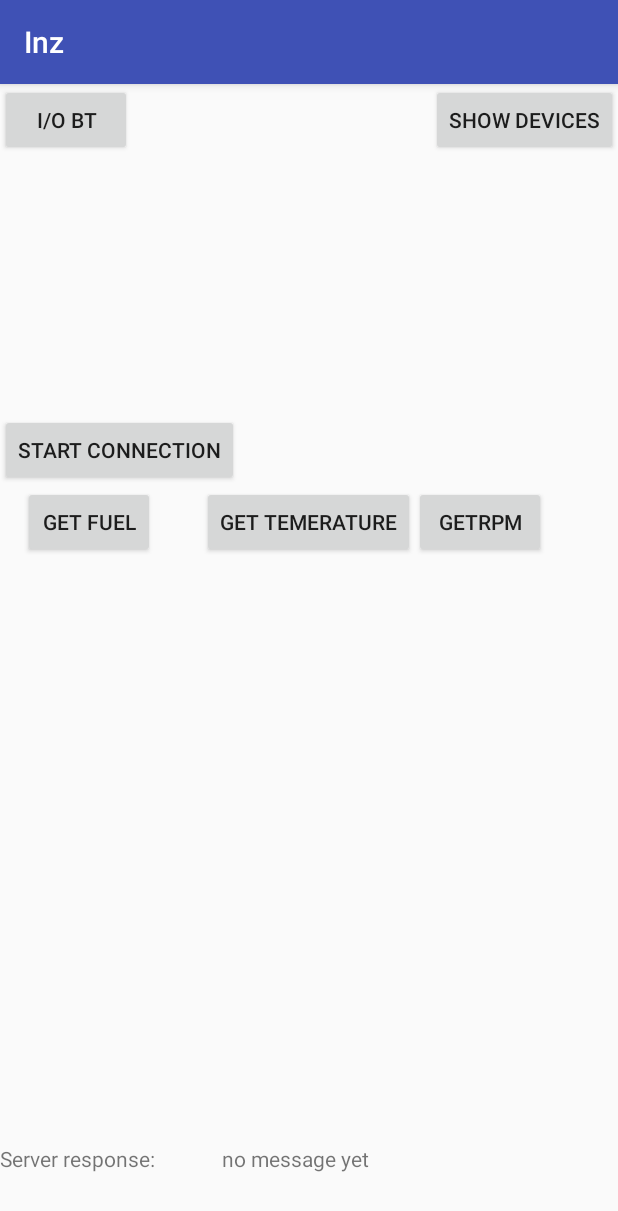
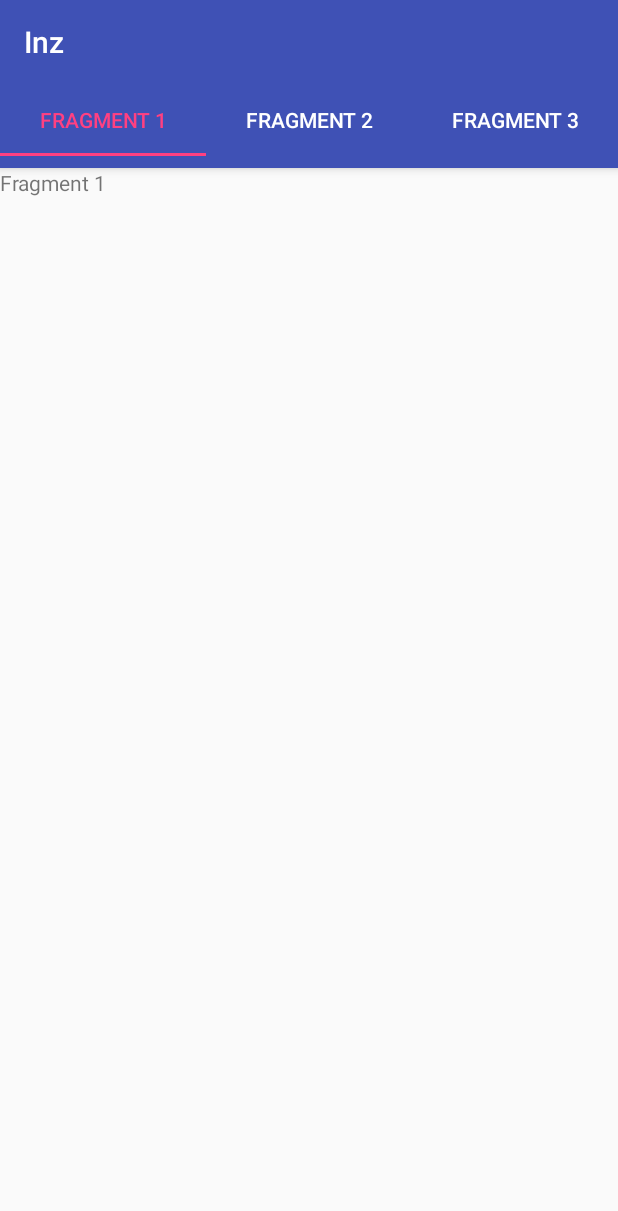
Before and after one commit to mmichal10/OBD-II, an Android app: the screen it shows after launch (MainActivity), on a phone screen of 412 x 824 dp. Shown: the top 1211 px of the screen. Run offline under Robolectric (Android 15) with nearby library versions, the phone set to English and light mode, and no system bars; libraries missing offline, so code that uses them is left out: com.github.pires.obd.

Commit message:
Tab layout instead of single view

```diff
--- a/app/build.gradle
+++ b/app/build.gradle
@@ -22,6 +22,8 @@ dependencies {
     implementation fileTree(include: ['*.jar'], dir: 'libs')
     implementation 'com.android.support:appcompat-v7:27.1.1'
     implementation 'com.android.support.constraint:constraint-layout:1.1.2'
+    implementation 'com.android.support:support-v4:27.1.1'
+    implementation 'com.android.support:design:27.1.1'
     testImplementation 'junit:junit:4.12'
     androidTestImplementation 'com.android.support.test:runner:1.0.2'
     androidTestImplementation 'com.android.support.test.espresso:espresso-core:3.0.2'
--- a/app/src/main/java/com/example/michal/inz/MainActivity.java
+++ b/app/src/main/java/com/example/michal/inz/MainActivity.java
@@ -12,7 +12,10 @@ import android.os.Build;
 import android.os.Bundle;
 import android.os.Handler;
 import android.os.ParcelUuid;
+import android.support.design.widget.TabLayout;
+import android.support.v4.view.ViewPager;
 import android.support.v7.app.AppCompatActivity;
+import android.support.v7.widget.Toolbar;
 import android.util.Log;
 import android.view.View;
 import android.widget.AdapterView;
@@ -60,6 +63,11 @@ public class MainActivity extends AppCompatActivity implements AdapterView.OnIte
     Button fuelBtn;
     Button rpmBtn;
     Button temperatureBtn;
+
+    private Toolbar toolbar;
+    private ViewPager viewPager;
+    private ViewPagerAdapter viewPagerAdapter;
+    private TabLayout tabLayout;
 
     // Create a BroadcastReceiver for ACTION_FOUND
     private final BroadcastReceiver mBroadcastReceiver1 = new BroadcastReceiver() {
@@ -109,6 +117,20 @@ public class MainActivity extends AppCompatActivity implements AdapterView.OnIte
     protected void onCreate(Bundle savedInstanceState) {
         super.onCreate(savedInstanceState);
         setContentView(R.layout.activity_main);
+
+        toolbar = findViewById(R.id.toolBar);
+        setSupportActionBar(toolbar);
+
+        viewPager = findViewById(R.id.pager);
+        viewPagerAdapter = new ViewPagerAdapter(getSupportFragmentManager());
+        viewPager.setAdapter(viewPagerAdapter);
+
+        tabLayout = findViewById(R.id.tabs);
+        tabLayout.setupWithViewPager(viewPager);
+
+
+
+
         Button btnONOFF = (Button) findViewById(R.id.BT_ON_OFF);
         btnEnableDisable_Discoverable = (Button) findViewById(R.id.discover_BTN);
         lvNewDevices = (ListView) findViewById(R.id.newDevices);
--- /dev/null
+++ b/app/src/main/java/com/example/michal/inz/ParamsFragment.java
@@ -0,0 +1,38 @@
+package com.example.michal.inz;
+
+
+import android.os.Bundle;
+import android.support.v4.app.Fragment;
+import android.view.LayoutInflater;
+import android.view.View;
+import android.view.ViewGroup;
+import android.widget.TextView;
+
+
+/**
+ * A simple {@link Fragment} subclass.
+ */
+public class ParamsFragment extends Fragment {
+
+    private TextView textView;
+
+
+    public ParamsFragment() {
+        // Required empty public constructor
+    }
+
+
+    @Override
+    public View onCreateView(LayoutInflater inflater, ViewGroup container,
+                             Bundle savedInstanceState) {
+        // Inflate the layout for this fragment
+        View view =  inflater.inflate(R.layout.fragment_params, container, false);
+
+        textView = view.findViewById(R.id.txt_display);
+        textView.setText(getArguments().getString("message"));
+
+        return view;
+    }
+
+
+}
--- /dev/null
+++ b/app/src/main/java/com/example/michal/inz/ViewPagerAdapter.java
@@ -0,0 +1,40 @@
+package com.example.michal.inz;
+
+import android.os.Bundle;
+import android.support.annotation.Nullable;
+import android.support.v4.app.Fragment;
+import android.support.v4.app.FragmentManager;
+import android.support.v4.app.FragmentPagerAdapter;
+
+public class ViewPagerAdapter extends FragmentPagerAdapter {
+    public ViewPagerAdapter(FragmentManager fm) {
+        super(fm);
+    }
+
+    @Override
+    public Fragment getItem(int position) {
+        ParamsFragment paramsFragment = new ParamsFragment();
+
+        position = position + 1;
+
+        Bundle bundle = new Bundle();
+        bundle.putString("message", "Fragment " + position);
+
+        paramsFragment.setArguments(bundle);
+
+        return paramsFragment;
+    }
+
+    @Override
+    public int getCount() {
+        return 3;
+    }
+
+    @Nullable
+    @Override
+    public CharSequence getPageTitle(int position) {
+        position += 1;
+
+        return "Fragment " + position;
+    }
+}
--- a/app/src/main/res/layout/activity_main.xml
+++ b/app/src/main/res/layout/activity_main.xml
@@ -1,10 +1,34 @@
 <?xml version="1.0" encoding="utf-8"?>
-<RelativeLayout xmlns:android="http://schemas.android.com/apk/res/android"
+<LinearLayout
+    xmlns:android="http://schemas.android.com/apk/res/android"
     xmlns:app="http://schemas.android.com/apk/res-auto"
     xmlns:tools="http://schemas.android.com/tools"
     android:layout_width="match_parent"
     android:layout_height="match_parent"
-    tools:context=".MainActivity">
+    tools:context=".MainActivity"
+    android:orientation="vertical">
+
+    <include
+        layout="@layout/toolbar_layout"/>
+
+    <android.support.design.widget.TabLayout
+        android:layout_width="match_parent"
+        android:layout_height="wrap_content"
+        android:id="@+id/tabs"
+        android:background="?attr/colorPrimary"
+        android:elevation="4dp"
+        android:minHeight="?attr/actionBarSize"
+        app:tabMode="fixed"
+        app:tabGravity="fill"
+        app:tabTextColor="#FFF"
+        app:tabSelectedTextColor="@color/colorAccent"
+        />
+
+    <android.support.v4.view.ViewPager
+        android:layout_width="match_parent"
+        android:layout_height="match_parent"
+        android:id="@+id/pager"
+        />
 
     <Button
         android:id="@+id/BT_ON_OFF"
@@ -24,8 +48,6 @@
         android:text="Show devices"
         tools:layout_editor_absoluteX="223dp"
         tools:layout_editor_absoluteY="16dp" />
-
-    /**/
 
     <Spinner
         android:id="@+id/availableCommands"
@@ -91,4 +113,4 @@
         android:layout_below="@+id/startConnectionBtn"
         android:text="getRPM" />
 
-</RelativeLayout>
+</LinearLayout>
--- /dev/null
+++ b/app/src/main/res/layout/fragment_params.xml
@@ -0,0 +1,16 @@
+<?xml version="1.0" encoding="utf-8"?>
+<FrameLayout xmlns:android="http://schemas.android.com/apk/res/android"
+    xmlns:tools="http://schemas.android.com/tools"
+    android:layout_width="match_parent"
+    android:layout_height="match_parent"
+    tools:context=".ParamsFragment">
+
+    <!-- TODO: Update blank fragment layout -->
+    <TextView
+        android:layout_width="match_parent"
+        android:layout_height="match_parent"
+        android:id="@+id/txt_display"
+        android:text="If you see this text, sth went wrong"
+        />
+
+</FrameLayout>
--- /dev/null
+++ b/app/src/main/res/layout/toolbar_layout.xml
@@ -0,0 +1,12 @@
+<?xml version="1.0" encoding="utf-8"?>
+<android.support.v7.widget.Toolbar
+    xmlns:android="http://schemas.android.com/apk/res/android"
+    android:layout_width="match_parent"
+    android:layout_height="?attr/actionBarSize"
+    android:background="?attr/colorPrimary"
+    android:id="@+id/toolBar"
+    android:elevation="4dp"
+    android:theme="@style/ThemeOverlay.AppCompat.Dark.ActionBar"
+    >
+
+</android.support.v7.widget.Toolbar>
--- a/app/src/main/res/values/strings.xml
+++ b/app/src/main/res/values/strings.xml
@@ -1,3 +1,6 @@
 <resources>
     <string name="app_name">Inz</string>
+
+    <!-- TODO: Remove or change this placeholder text -->
+    <string name="hello_blank_fragment">Hello blank fragment</string>
 </resources>
--- a/app/src/main/res/values/styles.xml
+++ b/app/src/main/res/values/styles.xml
@@ -1,7 +1,7 @@
 <resources>
 
     <!-- Base application theme. -->
-    <style name="AppTheme" parent="Theme.AppCompat.Light.DarkActionBar">
+    <style name="AppTheme" parent="Theme.AppCompat.Light.NoActionBar">
         <!-- Customize your theme here. -->
         <item name="colorPrimary">@color/colorPrimary</item>
         <item name="colorPrimaryDark">@color/colorPrimaryDark</item>
```
